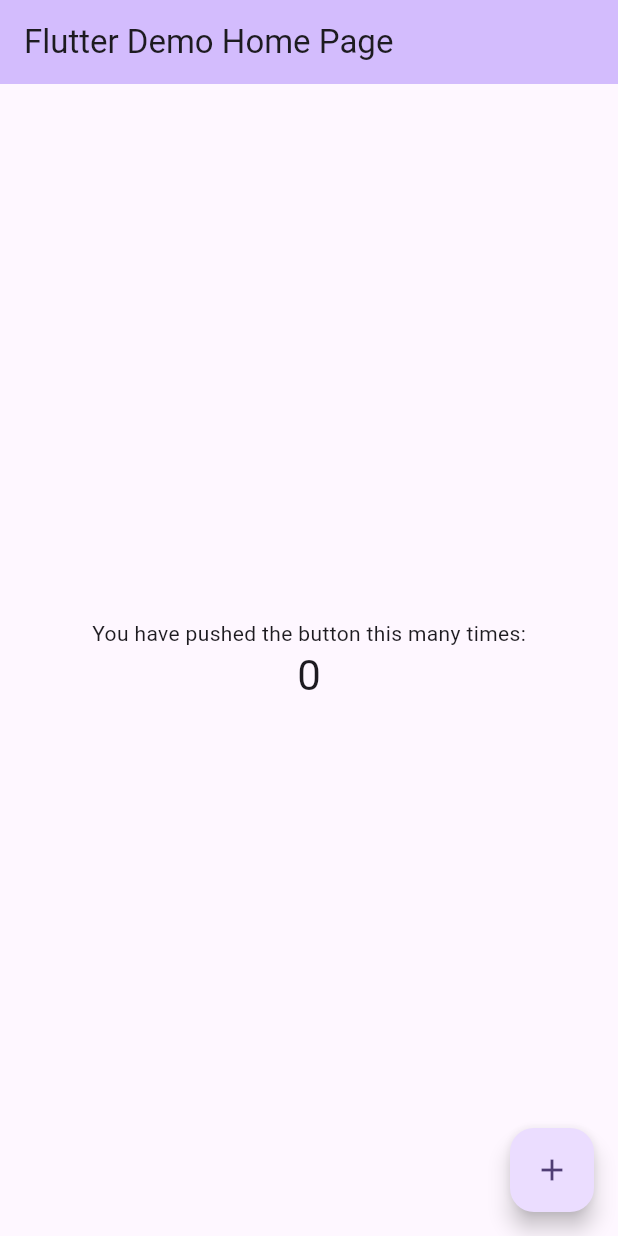
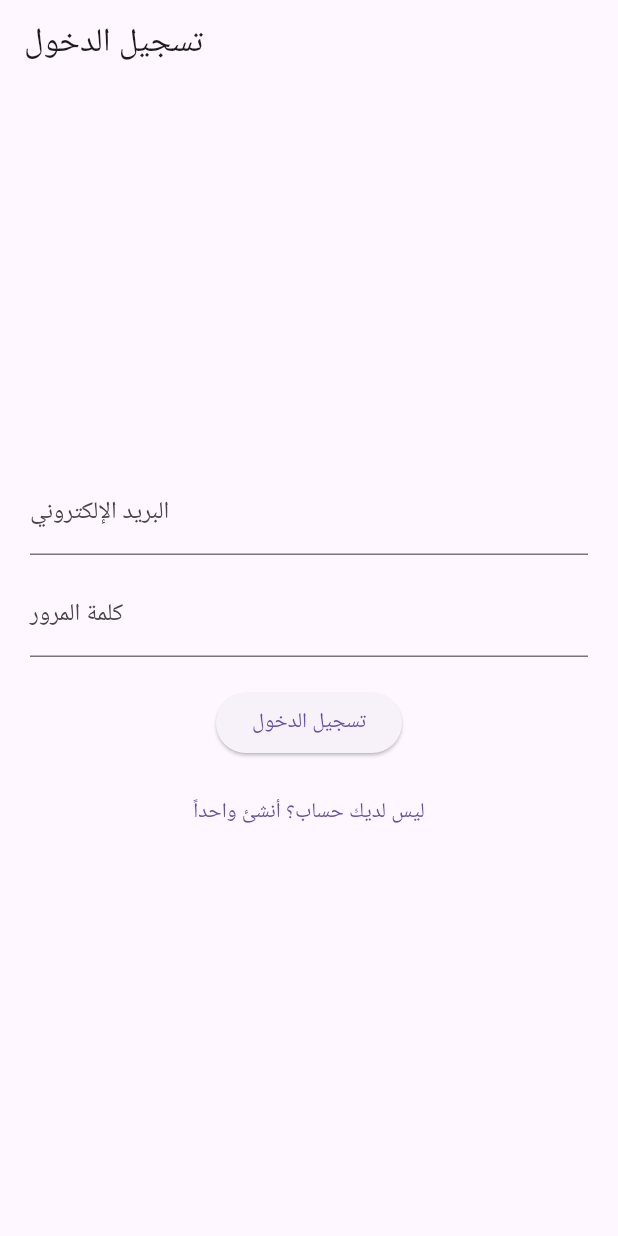
Before and after one commit to ShamiNet/aqar_app, a Flutter app: the screen it shows after launch, on a phone screen of 412 x 824 dp. Run offline on Flutter 3.47's test engine with Material 3 defaults, Android fonts, the phone set to English and light mode, and no system bars; our stand-ins replace cloud_firestore, firebase_auth, firebase_core; accounts and stored records are empty; Roboto replaces fonts that are missing (Cairo).

Commit message:
feat: Implement property creation and display
- Add functionality to save new properties to Firestore from the 'Add Property' screen.

- Display a real-time list of properties from Firestore on the home screen.

- Refactor home screen to use a StreamBuilder for live updates.

- Create a separate widget for the properties list.

- Fix various analysis errors and warnings.

```diff
--- /dev/null
+++ b/lib/features/auth/screens/auth_gate.dart
@@ -0,0 +1,34 @@
+// استيراد المكتبات اللازمة
+import 'package:firebase_auth/firebase_auth.dart';
+import 'package:flutter/material.dart';
+
+// استيراد الشاشات التي سننتقل إليها من مساراتها الجديدة
+import 'package:aqar_app/features/auth/screens/login_screen.dart';
+import 'package:aqar_app/features/home/screens/home_screen.dart';
+
+class AuthGate extends StatelessWidget {
+  const AuthGate({super.key});
+
+  @override
+  Widget build(BuildContext context) {
+    return StreamBuilder<User?>(
+      // الاستماع إلى التغيرات في حالة المصادقة للمستخدم
+      stream: FirebaseAuth.instance.authStateChanges(),
+      builder: (context, snapshot) {
+        // إذا كان المستخدم لا يزال ينتظر التحقق
+        if (snapshot.connectionState == ConnectionState.waiting) {
+          // يمكنك عرض شاشة تحميل هنا لاحقاً
+          return const Center(child: CircularProgressIndicator());
+        }
+
+        // إذا كان هناك بيانات في الـ snapshot، فهذا يعني أن المستخدم مسجل دخوله
+        if (snapshot.hasData) {
+          return const HomeScreen();
+        }
+
+        // إذا لم يكن هناك بيانات، اعرض شاشة تسجيل الدخول
+        return const LoginScreen();
+      },
+    );
+  }
+}
--- /dev/null
+++ b/lib/features/auth/screens/login_screen.dart
@@ -0,0 +1,182 @@
+// استيراد مكتبة المواد من فلاتر
+import 'package:firebase_auth/firebase_auth.dart';
+import 'package:cloud_firestore/cloud_firestore.dart';
+import 'package:flutter/material.dart';
+
+// صفحة تسجيل الدخول وإنشاء حساب
+class LoginScreen extends StatefulWidget {
+  const LoginScreen({super.key});
+
+  @override
+  State<LoginScreen> createState() => _LoginScreenState();
+}
+
+class _LoginScreenState extends State<LoginScreen> {
+  // مفتاح للتحكم في الفورم والتحقق من صحة المدخلات
+  final _formKey = GlobalKey<FormState>();
+
+  // متغيرات لتخزين مدخلات المستخدم
+  var _enteredEmail = '';
+  var _enteredPassword = '';
+  var _enteredUsername = '';
+
+  // متغير لتحديد ما إذا كنا في وضع تسجيل الدخول أم إنشاء حساب
+  var _isLoginMode = true;
+
+  // متغير للتحكم في إظهار مؤشر التحميل
+  var _isLoading = false;
+
+  // دالة لتنفيذ عملية تسجيل الدخول أو إنشاء الحساب
+  void _submit() async {
+    // 1. التحقق من صحة المدخلات في الفورم
+    final isValid = _formKey.currentState!.validate();
+    if (!isValid) {
+      return; // إذا كانت المدخلات غير صحيحة، لا تكمل العملية
+    }
+
+    // 2. حفظ المدخلات
+    _formKey.currentState!.save();
+
+    try {
+      // 3. إظهار مؤشر التحميل
+      setState(() {
+        _isLoading = true;
+      });
+
+      if (_isLoginMode) {
+        // 4. في وضع تسجيل الدخول
+        await FirebaseAuth.instance.signInWithEmailAndPassword(
+          email: _enteredEmail,
+          password: _enteredPassword,
+        );
+      } else {
+        // 5. في وضع إنشاء حساب جديد
+        final userCredentials = await FirebaseAuth.instance
+            .createUserWithEmailAndPassword(
+              email: _enteredEmail,
+              password: _enteredPassword,
+            );
+
+        // 6. حفظ بيانات المستخدم الإضافية في Firestore
+        await FirebaseFirestore.instance
+            .collection('users')
+            .doc(userCredentials.user!.uid)
+            .set({
+              'username': _enteredUsername,
+              'email': _enteredEmail,
+              'role': 'مشترك', // نعطي دور "مشترك" كقيمة افتراضية
+              'createdAt': Timestamp.now(), // لحفظ تاريخ إنشاء الحساب
+            });
+      }
+      // عند نجاح العملية، سيقوم الـ AuthGate بنقلنا تلقائياً إلى الصفحة الرئيسية
+    } on FirebaseAuthException catch (error) {
+      // في حال حدوث خطأ من Firebase
+      if (!mounted) return;
+      ScaffoldMessenger.of(context).clearSnackBars();
+      ScaffoldMessenger.of(
+        context,
+      ).showSnackBar(SnackBar(content: Text(error.message ?? 'فشل المصادقة.')));
+      // إخفاء مؤشر التحميل
+      setState(() {
+        _isLoading = false;
+      });
+    }
+  }
+
+  @override
+  Widget build(BuildContext context) {
+    return Scaffold(
+      appBar: AppBar(title: Text(_isLoginMode ? 'تسجيل الدخول' : 'إنشاء حساب')),
+      body: Center(
+        child: SingleChildScrollView(
+          padding: const EdgeInsets.all(20),
+          child: Form(
+            key: _formKey,
+            child: Column(
+              mainAxisAlignment: MainAxisAlignment.center,
+              children: [
+                // حقل اسم المستخدم (يظهر فقط في وضع إنشاء حساب)
+                if (!_isLoginMode)
+                  TextFormField(
+                    decoration: const InputDecoration(
+                      labelText: 'اسم المستخدم',
+                    ),
+                    enableSuggestions: false,
+                    validator: (value) {
+                      if (value == null ||
+                          value.isEmpty ||
+                          value.trim().length < 4) {
+                        return 'الرجاء إدخال 4 أحرف على الأقل.';
+                      }
+                      return null;
+                    },
+                    onSaved: (value) {
+                      _enteredUsername = value!;
+                    },
+                  ),
+                // حقل البريد الإلكتروني
+                TextFormField(
+                  decoration: const InputDecoration(
+                    labelText: 'البريد الإلكتروني',
+                  ),
+                  keyboardType: TextInputType.emailAddress,
+                  autocorrect: false,
+                  textCapitalization: TextCapitalization.none,
+                  validator: (value) {
+                    if (value == null ||
+                        value.trim().isEmpty ||
+                        !value.contains('@')) {
+                      return 'الرجاء إدخال بريد إلكتروني صحيح.';
+                    }
+                    return null;
+                  },
+                  onSaved: (value) {
+                    _enteredEmail = value!;
+                  },
+                ),
+                const SizedBox(height: 12),
+                // حقل كلمة المرور
+                TextFormField(
+                  decoration: const InputDecoration(labelText: 'كلمة المرور'),
+                  obscureText: true, // لإخفاء كلمة المرور
+                  validator: (value) {
+                    if (value == null || value.trim().length < 6) {
+                      return 'يجب أن تتكون كلمة المرور من 6 أحرف على الأقل.';
+                    }
+                    return null;
+                  },
+                  onSaved: (value) {
+                    _enteredPassword = value!;
+                  },
+                ),
+                const SizedBox(height: 20),
+                // زر تسجيل الدخول / إنشاء حساب
+                if (_isLoading) const CircularProgressIndicator(),
+                if (!_isLoading)
+                  ElevatedButton(
+                    onPressed: _submit,
+                    child: Text(_isLoginMode ? 'تسجيل الدخول' : 'إنشاء حساب'),
+                  ),
+                const SizedBox(height: 12),
+                // زر التبديل بين الوضعين
+                if (!_isLoading)
+                  TextButton(
+                    onPressed: () {
+                      setState(() {
+                        _isLoginMode = !_isLoginMode;
+                      });
+                    },
+                    child: Text(
+                      _isLoginMode
+                          ? 'ليس لديك حساب؟ أنشئ واحداً'
+                          : 'لديك حساب بالفعل؟ سجل الدخول',
+                    ),
+                  ),
+              ],
+            ),
+          ),
+        ),
+      ),
+    );
+  }
+}
--- a/lib/main.dart
+++ b/lib/main.dart
@@ -1,122 +1,44 @@
+// main.dart
+
+// استيراد المكتبات اللازمة
+import 'package:aqar_app/features/auth/screens/auth_gate.dart';
 import 'package:flutter/material.dart';
+import 'package:firebase_core/firebase_core.dart';
+import 'firebase_options.dart'; // هذا الملف تم إنشاؤه تلقائياً بواسطة flutterfire
 
-void main() {
-  runApp(const MyApp());
+// الدالة الرئيسية التي يبدأ منها التطبيق
+void main() async {
+  // التأكد من تهيئة كل شيء قبل تشغيل التطبيق
+  WidgetsFlutterBinding.ensureInitialized();
+
+  // تهيئة Firebase بناءً على المنصة (ويب أو أندرويد)
+  await Firebase.initializeApp(options: DefaultFirebaseOptions.currentPlatform);
+
+  // تشغيل التطبيق
+  runApp(const AqarApp());
 }
 
-class MyApp extends StatelessWidget {
-  const MyApp({super.key});
+// الويدجت الجذر (Root Widget) للتطبيق
+class AqarApp extends StatelessWidget {
+  const AqarApp({super.key});
 
-  // This widget is the root of your application.
   @override
   Widget build(BuildContext context) {
     return MaterialApp(
-      title: 'Flutter Demo',
+      // لإزالة شريط "Debug"
+      debugShowCheckedModeBanner: false,
+
+      // عنوان التطبيق
+      title: 'تطبيق عقار',
+
+      // تحديد الثيم (Theme) الأساسي للتطبيق
       theme: ThemeData(
-        // This is the theme of your application.
-        //
-        // TRY THIS: Try running your application with "flutter run". You'll see
-        // the application has a purple toolbar. Then, without quitting the app,
-        // try changing the seedColor in the colorScheme below to Colors.green
-        // and then invoke "hot reload" (save your changes or press the "hot
-        // reload" button in a Flutter-supported IDE, or press "r" if you used
-        // the command line to start the app).
-        //
-        // Notice that the counter didn't reset back to zero; the application
-        // state is not lost during the reload. To reset the state, use hot
-        // restart instead.
-        //
-        // This works for code too, not just values: Most code changes can be
-        // tested with just a hot reload.
-        colorScheme: ColorScheme.fromSeed(seedColor: Colors.deepPurple),
+        primarySwatch: Colors.blue,
+        fontFamily: 'Cairo', // يمكنك إضافة خط عربي جميل لاحقاً
       ),
-      home: const MyHomePage(title: 'Flutter Demo Home Page'),
+
+      // الصفحة الرئيسية للتطبيق هي بوابة المصادقة
+      home: const AuthGate(),
     );
   }
 }
-
-class MyHomePage extends StatefulWidget {
-  const MyHomePage({super.key, required this.title});
-
-  // This widget is the home page of your application. It is stateful, meaning
-  // that it has a State object (defined below) that contains fields that affect
-  // how it looks.
-
-  // This class is the configuration for the state. It holds the values (in this
-  // case the title) provided by the parent (in this case the App widget) and
-  // used by the build method of the State. Fields in a Widget subclass are
-  // always marked "final".
-
-  final String title;
-
-  @override
-  State<MyHomePage> createState() => _MyHomePageState();
-}
-
-class _MyHomePageState extends State<MyHomePage> {
-  int _counter = 0;
-
-  void _incrementCounter() {
-    setState(() {
-      // This call to setState tells the Flutter framework that something has
-      // changed in this State, which causes it to rerun the build method below
-      // so that the display can reflect the updated values. If we changed
-      // _counter without calling setState(), then the build method would not be
-      // called again, and so nothing would appear to happen.
-      _counter++;
-    });
-  }
-
-  @override
-  Widget build(BuildContext context) {
-    // This method is rerun every time setState is called, for instance as done
-    // by the _incrementCounter method above.
-    //
-    // The Flutter framework has been optimized to make rerunning build methods
-    // fast, so that you can just rebuild anything that needs updating rather
-    // than having to individually change instances of widgets.
-    return Scaffold(
-      appBar: AppBar(
-        // TRY THIS: Try changing the color here to a specific color (to
-        // Colors.amber, perhaps?) and trigger a hot reload to see the AppBar
-        // change color while the other colors stay the same.
-        backgroundColor: Theme.of(context).colorScheme.inversePrimary,
-        // Here we take the value from the MyHomePage object that was created by
-        // the App.build method, and use it to set our appbar title.
-        title: Text(widget.title),
-      ),
-      body: Center(
-        // Center is a layout widget. It takes a single child and positions it
-        // in the middle of the parent.
-        child: Column(
-          // Column is also a layout widget. It takes a list of children and
-          // arranges them vertically. By default, it sizes itself to fit its
-          // children horizontally, and tries to be as tall as its parent.
-          //
-          // Column has various properties to control how it sizes itself and
-          // how it positions its children. Here we use mainAxisAlignment to
-          // center the children vertically; the main axis here is the vertical
-          // axis because Columns are vertical (the cross axis would be
-          // horizontal).
-          //
-          // TRY THIS: Invoke "debug painting" (choose the "Toggle Debug Paint"
-          // action in the IDE, or press "p" in the console), to see the
-          // wireframe for each widget.
-          mainAxisAlignment: MainAxisAlignment.center,
-          children: <Widget>[
-            const Text('You have pushed the button this many times:'),
-            Text(
-              '$_counter',
-              style: Theme.of(context).textTheme.headlineMedium,
-            ),
-          ],
-        ),
-      ),
-      floatingActionButton: FloatingActionButton(
-        onPressed: _incrementCounter,
-        tooltip: 'Increment',
-        child: const Icon(Icons.add),
-      ), // This trailing comma makes auto-formatting nicer for build methods.
-    );
-  }
-}
--- a/pubspec.yaml
+++ b/pubspec.yaml
@@ -45,6 +45,7 @@ dependencies:
 dev_dependencies:
   flutter_test:
     sdk: flutter
+  change_app_package_name: ^1.1.0
 
   # The "flutter_lints" package below contains a set of recommended lints to
   # encourage good coding practices. The lint set provided by the package is
```
Also changed, not shown: lib/features/home/screens/home_screen.dart (added, +59 -0 lines), lib/features/home/widgets/properties_list.dart (added, +30 -0 lines), lib/features/properties/screens/add_property_screen.dart (added, +113 -0 lines), firebase.json (added), lib/firebase_options.dart (added), pubspec.lock, 9 other files.
